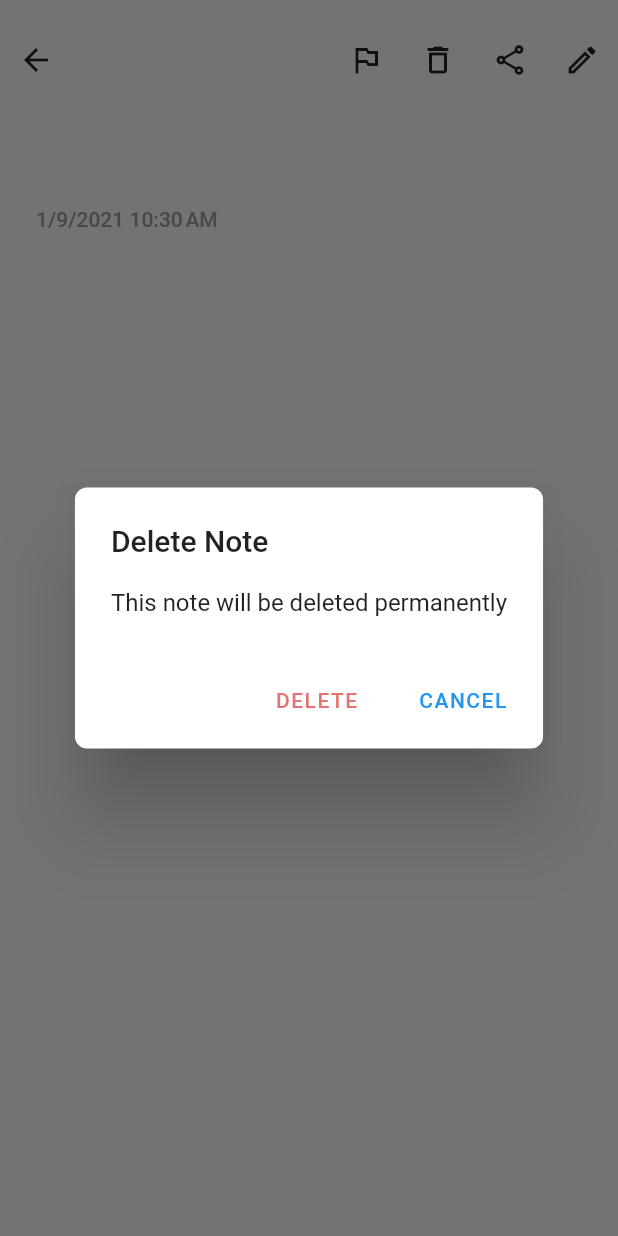
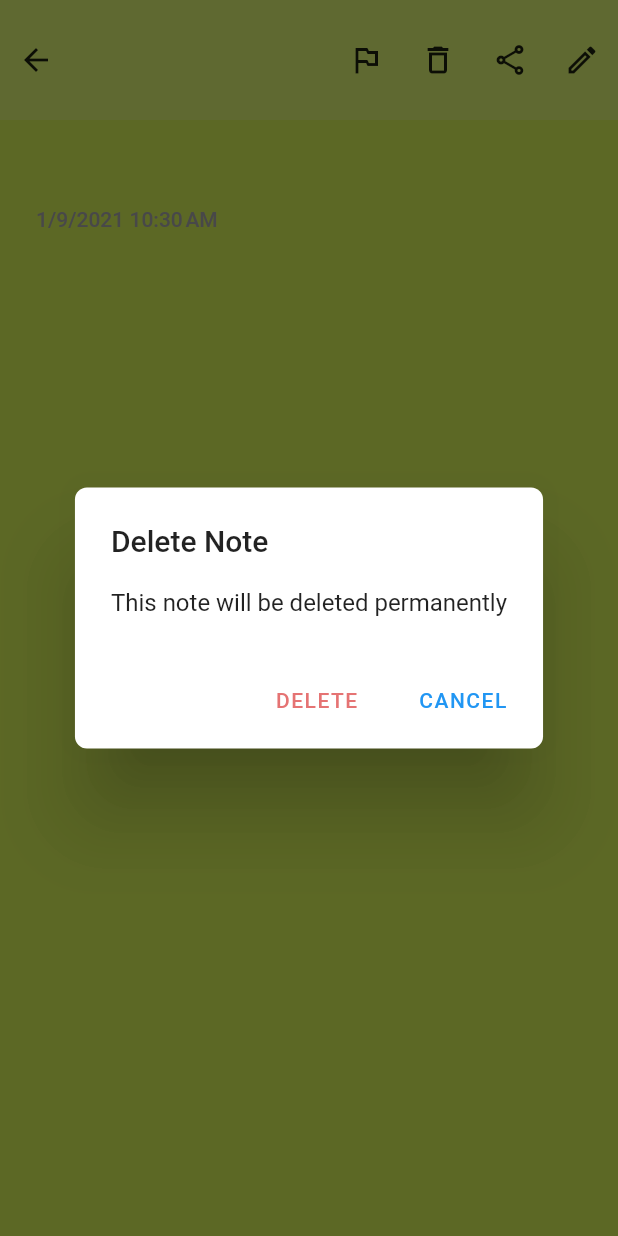
Before and after one commit to umairnawaz333/Notes-Taking-App, a Flutter app: the ViewNotePage screen opened directly with empty values, after a tap on the "delete outline" icon, on a phone screen of 412 x 824 dp. Run offline on Flutter 3.47's test engine with Material 2 defaults, Android fonts, the phone set to English and light mode, and no system bars; our stand-ins replace firebase_auth, firebase_core, fluttertoast, outline_material_icons, share, shared_preferences and 1 more; accounts and stored records are empty.

```diff
--- a/lib/screens/edit.dart
+++ b/lib/screens/edit.dart
@@ -51,7 +51,7 @@ class _EditNotePageState extends State<EditNotePage> {
   @override
   Widget build(BuildContext context) {
     return Scaffold(
-      backgroundColor: Color.fromRGBO(187, 220, 38, 0.8),
+        backgroundColor: Color.fromRGBO(187, 220, 38, 0.8),
         body: Stack(
       children: <Widget>[
         ListView(
--- a/lib/screens/view.dart
+++ b/lib/screens/view.dart
@@ -7,7 +7,9 @@ import 'package:flutter/painting.dart';
 import 'package:flutter/widgets.dart';
 import 'package:intl/intl.dart';
 import 'package:my_notes_taking_app/data/models.dart';
+import 'package:my_notes_taking_app/data/theme.dart';
 import 'package:my_notes_taking_app/screens/edit.dart';
+import 'package:my_notes_taking_app/screens/home.dart';
 import 'package:my_notes_taking_app/services/database.dart';
 import 'package:outline_material_icons/outline_material_icons.dart';
 import 'package:share/share.dart';
@@ -43,6 +45,7 @@ class _ViewNotePageState extends State<ViewNotePage> {
   @override
   Widget build(BuildContext context) {
     return Scaffold(
+        backgroundColor: Color.fromRGBO(187, 220, 38, 0.8),
         body: Stack(
       children: <Widget>[
         ListView(
@@ -188,7 +191,7 @@ class _ViewNotePageState extends State<ViewNotePage> {
                       .deleteNoteInDB(widget.currentNote);
                   widget.triggerRefetch();
                   Navigator.pop(context);
-                  Navigator.pop(context);
+                  // Navigator.pop(context);
                 },
               ),
               FlatButton(
```
